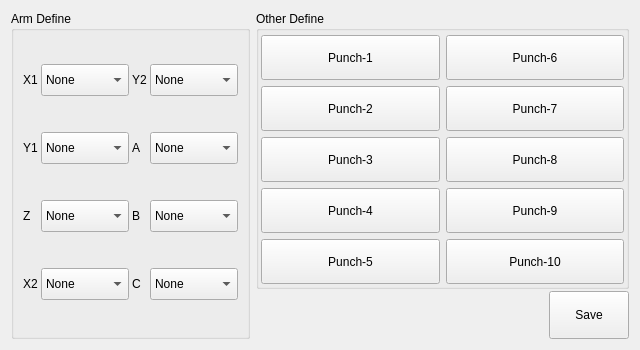
Old version of the form hcsettings/icstructdefineframe.ui in the repository GaussCheng/2-5AxisPunch.
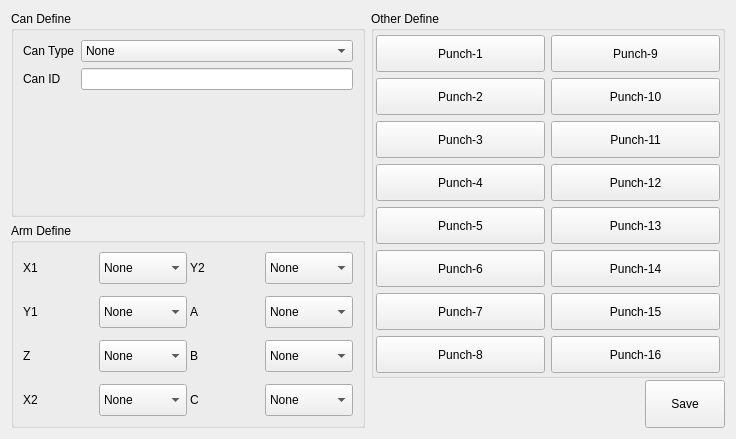
New version of the form. Custom widgets are drawn as their Qt base class.

The edit to the form file:
```diff
--- a/hcsettings/icstructdefineframe.ui
+++ b/hcsettings/icstructdefineframe.ui
@@ -6,8 +6,8 @@
    <rect>
     <x>0</x>
     <y>0</y>
-    <width>640</width>
-    <height>350</height>
+    <width>736</width>
+    <height>439</height>
    </rect>
   </property>
   <property name="windowTitle">
@@ -24,6 +24,51 @@
   <layout class="QHBoxLayout" name="horizontalLayout">
    <item>
     <layout class="QVBoxLayout" name="verticalLayout_4">
+     <item>
+      <widget class="QGroupBox" name="groupBox">
+       <property name="title">
+        <string>Can Define</string>
+       </property>
+       <layout class="QFormLayout" name="formLayout">
+        <item row="0" column="0">
+         <widget class="QLabel" name="label">
+          <property name="text">
+           <string>Can Type</string>
+          </property>
+         </widget>
+        </item>
+        <item row="0" column="1">
+         <widget class="QComboBox" name="canType">
+          <item>
+           <property name="text">
+            <string>None</string>
+           </property>
+          </item>
+          <item>
+           <property name="text">
+            <string>Master</string>
+           </property>
+          </item>
+          <item>
+           <property name="text">
+            <string>Slave</string>
+           </property>
+          </item>
+         </widget>
+        </item>
+        <item row="1" column="0">
+         <widget class="QLabel" name="label_2">
+          <property name="text">
+           <string>Can ID</string>
+          </property>
+         </widget>
+        </item>
+        <item row="1" column="1">
+         <widget class="ICLineEditWithVirtualNumericKeypad" name="canID"/>
+        </item>
+       </layout>
+      </widget>
+     </item>
      <item>
       <widget class="QGroupBox" name="armDefineBox">
        <property name="title">
@@ -329,54 +374,6 @@
         <property name="bottomMargin">
          <number>2</number>
         </property>
-        <item row="3" column="1">
-         <widget class="QPushButton" name="punch9">
-          <property name="sizePolicy">
-           <sizepolicy hsizetype="Minimum" vsizetype="Preferred">
-            <horstretch>0</horstretch>
-            <verstretch>0</verstretch>
-           </sizepolicy>
-          </property>
-          <property name="text">
-           <string>Punch-9</string>
-          </property>
-          <property name="checkable">
-           <bool>true</bool>
-          </property>
-         </widget>
-        </item>
-        <item row="2" column="1">
-         <widget class="QPushButton" name="punch8">
-          <property name="sizePolicy">
-           <sizepolicy hsizetype="Minimum" vsizetype="Preferred">
-            <horstretch>0</horstretch>
-            <verstretch>0</verstretch>
-           </sizepolicy>
-          </property>
-          <property name="text">
-           <string>Punch-8</string>
-          </property>
-          <property name="checkable">
-           <bool>true</bool>
-          </property>
-         </widget>
-        </item>
-        <item row="0" column="0">
-         <widget class="QPushButton" name="punch1">
-          <property name="sizePolicy">
-           <sizepolicy hsizetype="Minimum" vsizetype="Preferred">
-            <horstretch>0</horstretch>
-            <verstretch>0</verstretch>
-           </sizepolicy>
-          </property>
-          <property name="text">
-           <string>Punch-1</string>
-          </property>
-          <property name="checkable">
-           <bool>true</bool>
-          </property>
-         </widget>
-        </item>
         <item row="1" column="0">
          <widget class="QPushButton" name="punch2">
           <property name="sizePolicy">
@@ -393,6 +390,38 @@
           </property>
          </widget>
         </item>
+        <item row="0" column="0">
+         <widget class="QPushButton" name="punch1">
+          <property name="sizePolicy">
+           <sizepolicy hsizetype="Minimum" vsizetype="Preferred">
+            <horstretch>0</horstretch>
+            <verstretch>0</verstretch>
+           </sizepolicy>
+          </property>
+          <property name="text">
+           <string>Punch-1</string>
+          </property>
+          <property name="checkable">
+           <bool>true</bool>
+          </property>
+         </widget>
+        </item>
+        <item row="6" column="0">
+         <widget class="QPushButton" name="punch7">
+          <property name="sizePolicy">
+           <sizepolicy hsizetype="Minimum" vsizetype="Preferred">
+            <horstretch>0</horstretch>
+            <verstretch>0</verstretch>
+           </sizepolicy>
+          </property>
+          <property name="text">
+           <string>Punch-7</string>
+          </property>
+          <property name="checkable">
+           <bool>true</bool>
+          </property>
+         </widget>
+        </item>
         <item row="3" column="0">
          <widget class="QPushButton" name="punch4">
           <property name="sizePolicy">
@@ -409,6 +438,38 @@
           </property>
          </widget>
         </item>
+        <item row="5" column="0">
+         <widget class="QPushButton" name="punch6">
+          <property name="sizePolicy">
+           <sizepolicy hsizetype="Minimum" vsizetype="Preferred">
+            <horstretch>0</horstretch>
+            <verstretch>0</verstretch>
+           </sizepolicy>
+          </property>
+          <property name="text">
+           <string>Punch-6</string>
+          </property>
+          <property name="checkable">
+           <bool>true</bool>
+          </property>
+         </widget>
+        </item>
+        <item row="2" column="0">
+         <widget class="QPushButton" name="punch3">
+          <property name="sizePolicy">
+           <sizepolicy hsizetype="Minimum" vsizetype="Preferred">
+            <horstretch>0</horstretch>
+            <verstretch>0</verstretch>
+           </sizepolicy>
+          </property>
+          <property name="text">
+           <string>Punch-3</string>
+          </property>
+          <property name="checkable">
+           <bool>true</bool>
+          </property>
+         </widget>
+        </item>
         <item row="4" column="0">
          <widget class="QPushButton" name="punch5">
           <property name="sizePolicy">
@@ -425,8 +486,8 @@
           </property>
          </widget>
         </item>
-        <item row="2" column="0">
-         <widget class="QPushButton" name="punch3">
+        <item row="7" column="0">
+         <widget class="QPushButton" name="punch8">
           <property name="sizePolicy">
            <sizepolicy hsizetype="Minimum" vsizetype="Preferred">
             <horstretch>0</horstretch>
@@ -434,7 +495,7 @@
            </sizepolicy>
           </property>
           <property name="text">
-           <string>Punch-3</string>
+           <string>Punch-8</string>
           </property>
           <property name="checkable">
            <bool>true</bool>
@@ -442,7 +503,7 @@
          </widget>
         </item>
         <item row="0" column="1">
-         <widget class="QPushButton" name="punch6">
+         <widget class="QPushButton" name="punch9">
           <property name="sizePolicy">
            <sizepolicy hsizetype="Minimum" vsizetype="Preferred">
             <horstretch>0</horstretch>
@@ -450,14 +511,14 @@
            </sizepolicy>
           </property>
           <property name="text">
-           <string>Punch-6</string>
+           <string>Punch-9</string>
           </property>
           <property name="checkable">
            <bool>true</bool>
           </property>
          </widget>
         </item>
-        <item row="4" column="1">
+        <item row="1" column="1">
          <widget class="QPushButton" name="punch10">
           <property name="sizePolicy">
            <sizepolicy hsizetype="Minimum" vsizetype="Preferred">
@@ -473,8 +534,8 @@
           </property>
          </widget>
         </item>
-        <item row="1" column="1">
-         <widget class="QPushButton" name="punch7">
+        <item row="2" column="1">
+         <widget class="QPushButton" name="punch10_2">
           <property name="sizePolicy">
            <sizepolicy hsizetype="Minimum" vsizetype="Preferred">
             <horstretch>0</horstretch>
@@ -482,7 +543,87 @@
            </sizepolicy>
           </property>
           <property name="text">
-           <string>Punch-7</string>
+           <string>Punch-11</string>
+          </property>
+          <property name="checkable">
+           <bool>true</bool>
+          </property>
+         </widget>
+        </item>
+        <item row="3" column="1">
+         <widget class="QPushButton" name="punch10_3">
+          <property name="sizePolicy">
+           <sizepolicy hsizetype="Minimum" vsizetype="Preferred">
+            <horstretch>0</horstretch>
+            <verstretch>0</verstretch>
+           </sizepolicy>
+          </property>
+          <property name="text">
+           <string>Punch-12</string>
+          </property>
+          <property name="checkable">
+           <bool>true</bool>
+          </property>
+         </widget>
+        </item>
+        <item row="4" column="1">
+         <widget class="QPushButton" name="punch10_4">
+          <property name="sizePolicy">
+           <sizepolicy hsizetype="Minimum" vsizetype="Preferred">
+            <horstretch>0</horstretch>
+            <verstretch>0</verstretch>
+           </sizepolicy>
+          </property>
+          <property name="text">
+           <string>Punch-13</string>
+          </property>
+          <property name="checkable">
+           <bool>true</bool>
+          </property>
+         </widget>
+        </item>
+        <item row="5" column="1">
+         <widget class="QPushButton" name="punch10_5">
+          <property name="sizePolicy">
+           <sizepolicy hsizetype="Minimum" vsizetype="Preferred">
+            <horstretch>0</horstretch>
+            <verstretch>0</verstretch>
+           </sizepolicy>
+          </property>
+          <property name="text">
+           <string>Punch-14</string>
+          </property>
+          <property name="checkable">
+           <bool>true</bool>
+          </property>
+         </widget>
+        </item>
+        <item row="6" column="1">
+         <widget class="QPushButton" name="punch10_6">
+          <property name="sizePolicy">
+           <sizepolicy hsizetype="Minimum" vsizetype="Preferred">
+            <horstretch>0</horstretch>
+            <verstretch>0</verstretch>
+           </sizepolicy>
+          </property>
+          <property name="text">
+           <string>Punch-15</string>
+          </property>
+          <property name="checkable">
+           <bool>true</bool>
+          </property>
+         </widget>
+        </item>
+        <item row="7" column="1">
+         <widget class="QPushButton" name="punch10_7">
+          <property name="sizePolicy">
+           <sizepolicy hsizetype="Minimum" vsizetype="Preferred">
+            <horstretch>0</horstretch>
+            <verstretch>0</verstretch>
+           </sizepolicy>
+          </property>
+          <property name="text">
+           <string>Punch-16</string>
           </property>
           <property name="checkable">
            <bool>true</bool>
@@ -532,6 +673,13 @@
    </item>
   </layout>
  </widget>
+ <customwidgets>
+  <customwidget>
+   <class>ICLineEditWithVirtualNumericKeypad</class>
+   <extends>QLineEdit</extends>
+   <header>iclineeditwithvirtualnumerickeypad.h</header>
+  </customwidget>
+ </customwidgets>
  <resources/>
  <connections/>
  <buttongroups>
```
Left out of the diff: 3 changed lines with no effect on the pictures.
